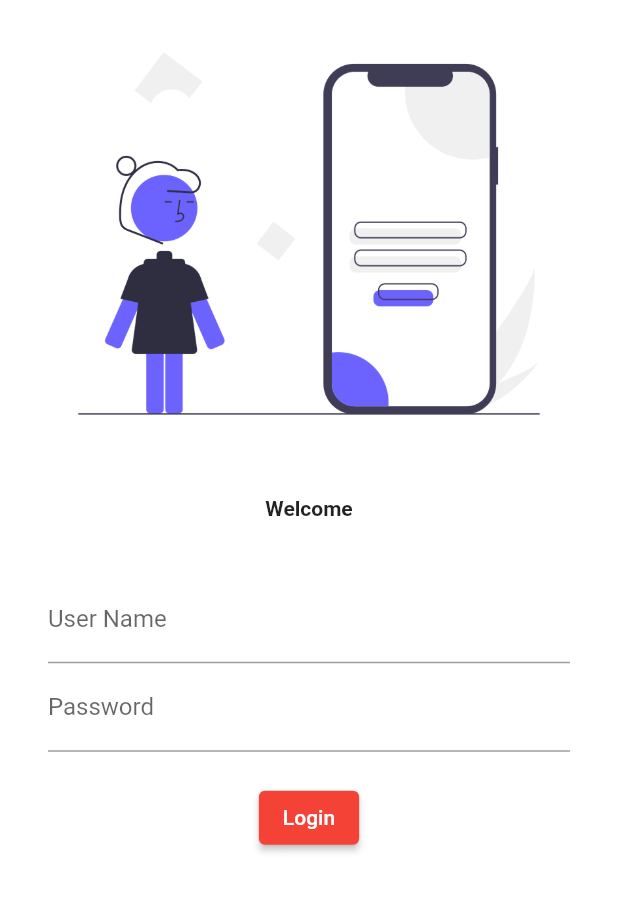
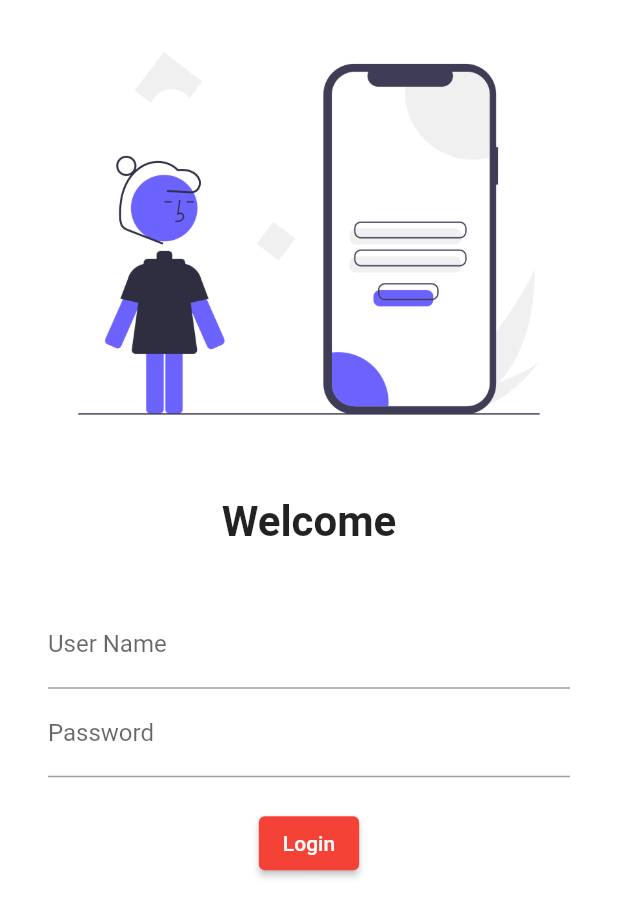
Before and after one commit to kemblekaran/flutter-catalogue, a Flutter app: the screen it shows after launch, on a phone screen of 412 x 824 dp. Shown: the top 917 px of the screen. Run offline on Flutter 3.47's test engine with Material 2 defaults, Android fonts, the phone set to English and light mode, and no system bars; our stand-ins replace google_fonts.

Commit message:
day four completed

```diff
--- a/lib/pages/loginpage.dart
+++ b/lib/pages/loginpage.dart
@@ -19,11 +19,12 @@ class LoginPage extends StatelessWidget {
           ),
           Text(
             "Welcome",
-            style: TextStyle(fontWeight: FontWeight.bold),
+            style: TextStyle(fontSize: 28, fontWeight: FontWeight.bold),
           ),
           SizedBox(height: 20.0),
           Padding(
             padding: const EdgeInsets.symmetric(vertical: 16, horizontal: 32),
+            child: SingleChildScrollView(
               child: Column(
                 children: [
                   TextFormField(
@@ -44,6 +45,7 @@ class LoginPage extends StatelessWidget {
                       style: TextButton.styleFrom(enableFeedback: true))
                 ],
               ),
+            ),
           )
         ],
       ),
```
Lines whose indentation alone changed are shown as unchanged.
